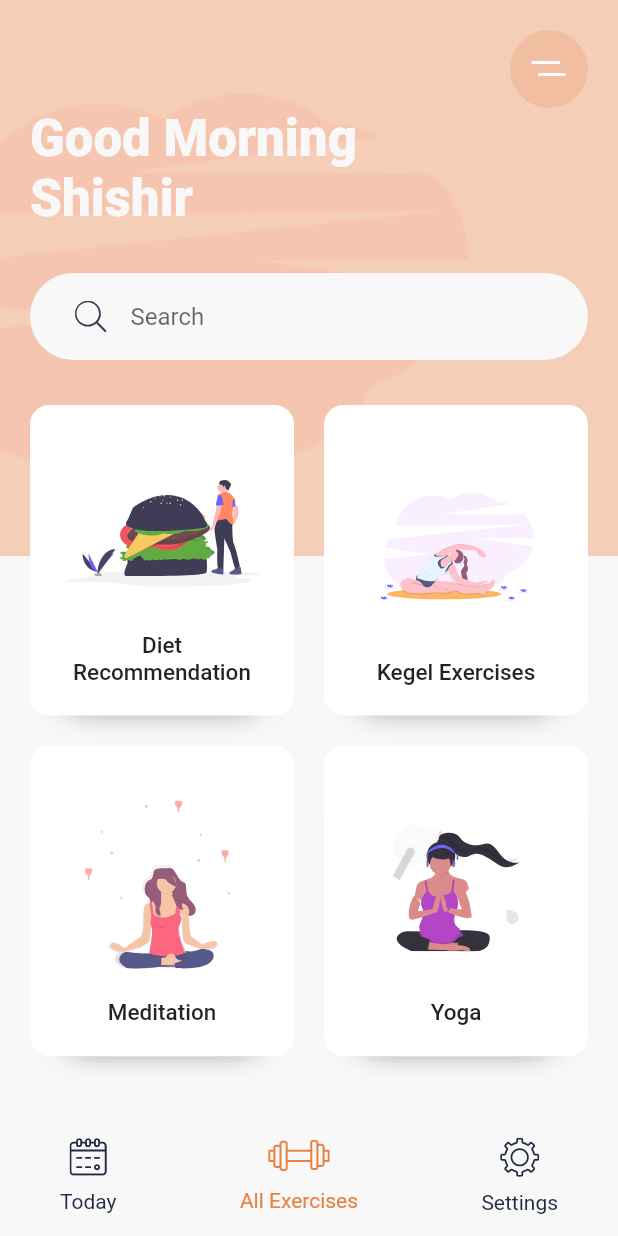
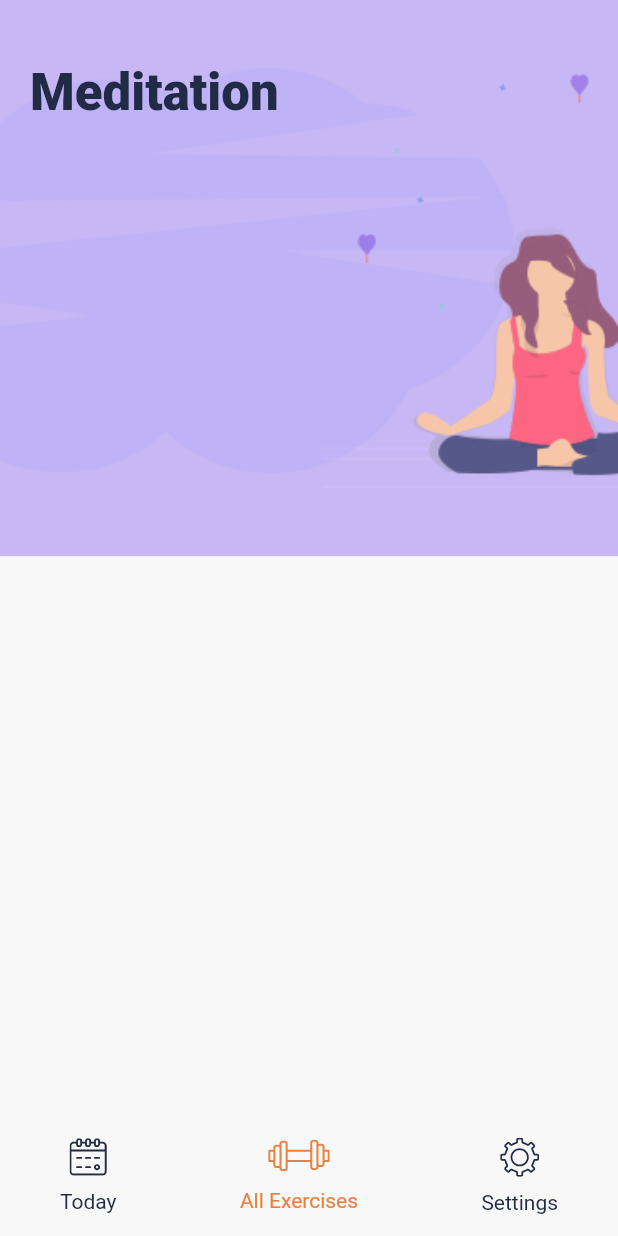
Before and after one commit to aniribe/Daily_Exercises_App, a Flutter app: the screen it shows after launch, after a tap on "Meditation", on a phone screen of 412 x 824 dp. Run offline on Flutter 3.47's test engine with Material 2 defaults, Android fonts, the phone set to English and light mode, and no system bars; our stand-ins replace flutter_svg.

Commit message:
DetailsView was added;

```diff
--- /dev/null
+++ b/lib/views/details_view.dart
@@ -0,0 +1,49 @@
+import 'package:flutter/cupertino.dart';
+import 'package:flutter/material.dart';
+import 'package:meditation_app/config/app_color.dart';
+import 'package:meditation_app/config/size_config.dart';
+import 'package:meditation_app/widgets/bottom_nav_bar.dart';
+
+class DetailsView extends StatelessWidget {
+  @override
+  Widget build(BuildContext context) {
+    return Scaffold(
+      bottomNavigationBar: BottomNavBar(),
+      body: Stack(
+        children: [
+          Container(
+            height: SizeConfig.getHeight(context) * 0.45,
+            decoration: BoxDecoration(
+              color: AppColor.kBlueLightColor,
+              image: DecorationImage(
+                image: AssetImage("assets/images/meditation_bg.png"),
+                fit: BoxFit.fitWidth,
+              ),
+            ),
+          ),
+          SafeArea(
+              child: Padding(
+            padding: const EdgeInsets.symmetric(horizontal: 20),
+            child: SingleChildScrollView(
+              child: Column(
+                crossAxisAlignment: CrossAxisAlignment.start,
+                children: [
+                  SizeConfig.verticalSpace(
+                      SizeConfig.getHeight(context) * 0.05),
+                  Text(
+                    'Meditation',
+                    style: Theme.of(context)
+                        .textTheme
+                        .headline4!
+                        .copyWith(fontWeight: FontWeight.w900),
+                  ),
+                  SizeConfig.verticalSpace(10),
+                ],
+              ),
+            ),
+          )),
+        ],
+      ),
+    );
+  }
+}
--- a/lib/views/home_view.dart
+++ b/lib/views/home_view.dart
@@ -3,6 +3,7 @@ import 'package:flutter/material.dart';
 import 'package:flutter_svg/svg.dart';
 import 'package:meditation_app/config/app_color.dart';
 import 'package:meditation_app/config/size_config.dart';
+import 'package:meditation_app/views/details_view.dart';
 import 'package:meditation_app/widgets/bottom_nav_bar.dart';
 import 'package:meditation_app/widgets/category_card.dart';
 import 'package:meditation_app/widgets/menu_icon.dart';
@@ -56,7 +57,12 @@ class HomeView extends StatelessWidget {
                         CategoryCard(
                           title: "Meditation",
                           svgSrc: "assets/icons/Meditation.svg",
-                          press: () {},
+                          press: () {
+                            Navigator.push(context,
+                                MaterialPageRoute(builder: (context) {
+                              return DetailsView();
+                            }));
+                          },
                         ),
                         CategoryCard(
                           title: "Yoga",
```
